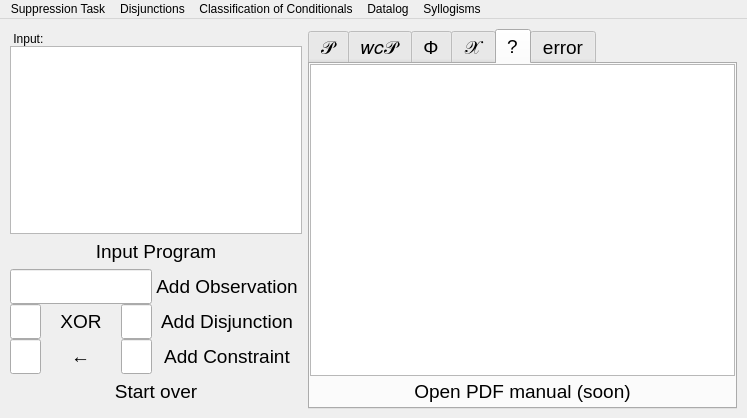
This is ui/main.ui in theShirNick/WCS as Qt 5 draws it before an edit. The edited form follows.
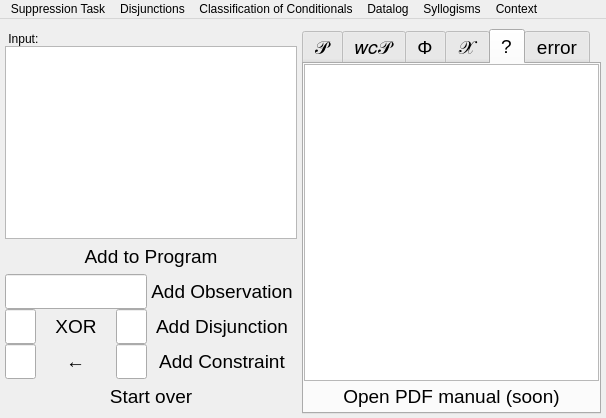
This is the edited form. The open tabs and pages were chosen to show the change.

Commit message: context examples tested

```diff
--- a/ui/main.ui
+++ b/ui/main.ui
@@ -9,7 +9,7 @@
    <rect>
     <x>0</x>
     <y>0</y>
-    <width>747</width>
+    <width>606</width>
     <height>418</height>
    </rect>
   </property>
@@ -21,7 +21,7 @@
   </property>
   <property name="minimumSize">
    <size>
-    <width>600</width>
+    <width>530</width>
     <height>418</height>
    </size>
   </property>
@@ -48,17 +48,20 @@
     </size>
    </property>
    <layout class="QHBoxLayout" name="horizontalLayout" stretch="5,8">
+    <property name="spacing">
+     <number>5</number>
+    </property>
     <property name="leftMargin">
-     <number>10</number>
+     <number>5</number>
     </property>
     <property name="topMargin">
      <number>10</number>
     </property>
     <property name="rightMargin">
-     <number>10</number>
+     <number>5</number>
     </property>
     <property name="bottomMargin">
-     <number>10</number>
+     <number>5</number>
     </property>
     <item>
      <layout class="QGridLayout" name="gridLayout">
@@ -141,7 +144,7 @@
         </property>
         <property name="minimumSize">
          <size>
-          <width>250</width>
+          <width>200</width>
           <height>0</height>
          </size>
         </property>
@@ -286,7 +289,7 @@
          <bool>true</bool>
         </property>
         <property name="text">
-         <string>Input Program</string>
+         <string>Add to Program</string>
         </property>
         <property name="flat">
          <bool>true</bool>
@@ -295,6 +298,12 @@
       </item>
       <item row="0" column="0" colspan="4">
        <widget class="QLabel" name="inputLabel">
+        <property name="sizePolicy">
+         <sizepolicy hsizetype="Expanding" vsizetype="Preferred">
+          <horstretch>0</horstretch>
+          <verstretch>0</verstretch>
+         </sizepolicy>
+        </property>
         <property name="text">
          <string> Input:</string>
         </property>
@@ -425,7 +434,7 @@
     <item>
      <widget class="QTabWidget" name="tabWidget">
       <property name="sizePolicy">
-       <sizepolicy hsizetype="Preferred" vsizetype="Expanding">
+       <sizepolicy hsizetype="Expanding" vsizetype="Expanding">
         <horstretch>0</horstretch>
         <verstretch>0</verstretch>
        </sizepolicy>
@@ -836,7 +845,7 @@
     <rect>
      <x>0</x>
      <y>0</y>
-     <width>747</width>
+     <width>606</width>
      <height>24</height>
     </rect>
    </property>
@@ -892,11 +901,20 @@
     <addaction name="action2_OA4"/>
     <addaction name="action3_IE4"/>
    </widget>
+   <widget class="QMenu" name="menuContext">
+    <property name="title">
+     <string>Context</string>
+    </property>
+    <addaction name="actionTweety_by_Default"/>
+    <addaction name="actionTweety_is_a_Penguin"/>
+    <addaction name="actionTweety_has_Wings"/>
+   </widget>
    <addaction name="menuSuppression_Task"/>
    <addaction name="menuDisjunctions"/>
    <addaction name="menuClassification_of_Conditionals"/>
    <addaction name="menuDatalog"/>
    <addaction name="menuSyllogisms"/>
+   <addaction name="menuContext"/>
   </widget>
   <action name="action1_AA">
    <property name="text">
```
Left out of the diff: 17 changed lines with no effect on the pictures. The commit also changes 4 other files.
